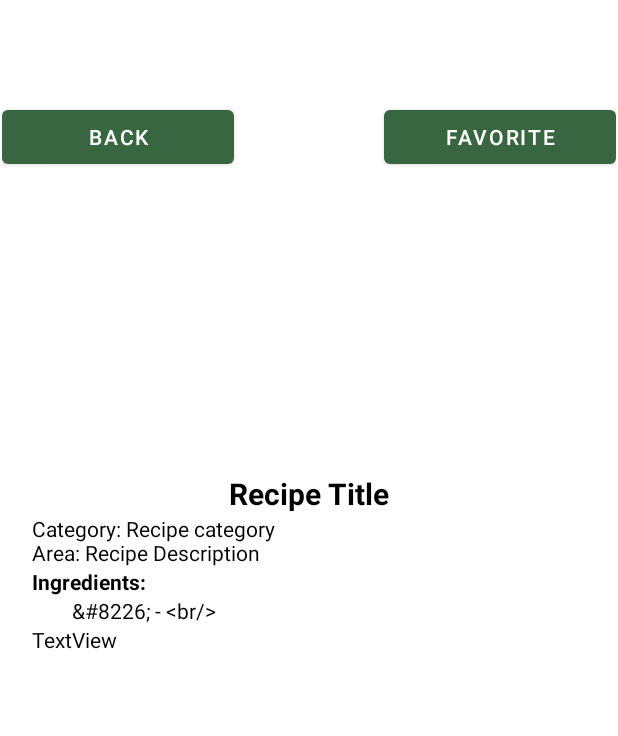
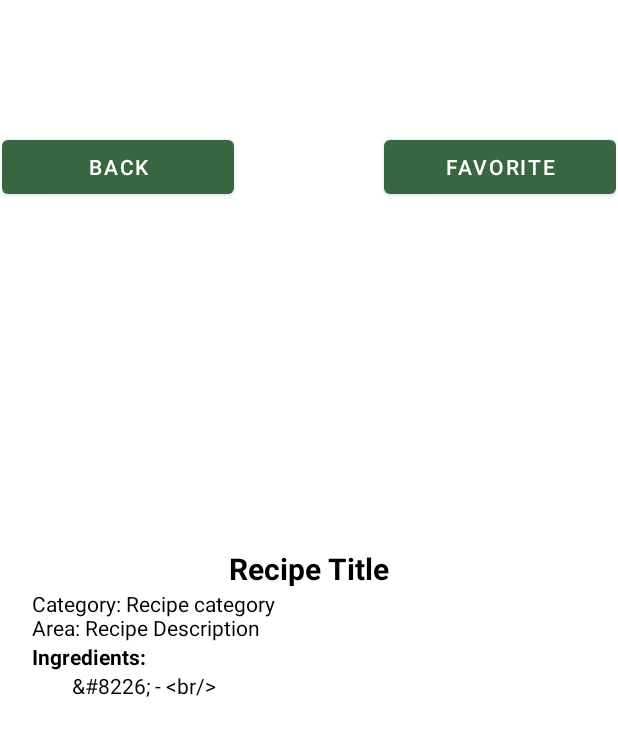
Before and after one commit to eliaSchenker/RecipeGenerator, an Android app: the RecipeDetailActivity screen opened directly, with no data from a screen before it, on a phone screen of 412 x 824 dp. Shown: the top 736 px of the screen. Run offline under Robolectric (Android 15) with nearby library versions, the phone set to English and light mode, and no system bars; 8 statements that could not run were skipped.

Commit message:
Update activity_recipe_detail.xml
Minor view changes in the Recipe Detail Activity

```diff
--- a/app/src/main/res/layout/activity_recipe_detail.xml
+++ b/app/src/main/res/layout/activity_recipe_detail.xml
@@ -22,7 +22,8 @@
         <LinearLayout
             android:layout_width="match_parent"
             android:layout_height="wrap_content"
-            android:layout_marginTop="20dp"
+            android:layout_marginTop="40dp"
+            android:layout_marginBottom="30dp"
             android:orientation="horizontal">
 
             <Button
@@ -101,7 +102,7 @@
                     android:layout_height="wrap_content"
                     android:layout_marginLeft="20dp"
                     android:layout_marginRight="20dp"
-                    android:text="TextView"
+                    android:layout_marginBottom="100dp"
                     android:textColor="#000000" />
             </LinearLayout>
         </ScrollView>
```
